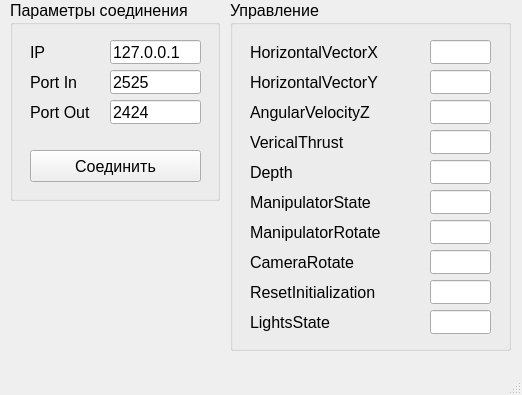
VASoftLab/SevROV, file SevROVAUVEmulator/mainwindow.ui: the form before one commit.
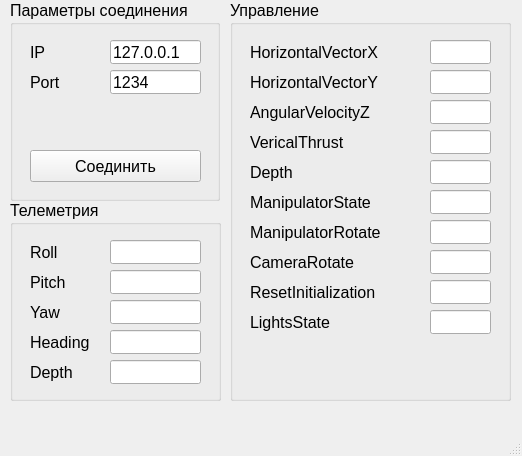
The form after the commit.

The edit to the form file:
```diff
--- a/SevROVAUVEmulator/mainwindow.ui
+++ b/SevROVAUVEmulator/mainwindow.ui
@@ -7,7 +7,7 @@
     <x>0</x>
     <y>0</y>
     <width>522</width>
-    <height>395</height>
+    <height>456</height>
    </rect>
   </property>
   <property name="windowTitle">
@@ -54,7 +54,7 @@
       </rect>
      </property>
      <property name="text">
-      <string>2525</string>
+      <string>1234</string>
      </property>
     </widget>
     <widget class="QLabel" name="labelIP">
@@ -80,7 +80,7 @@
       </rect>
      </property>
      <property name="text">
-      <string>Port In</string>
+      <string>Port</string>
      </property>
     </widget>
     <widget class="QPushButton" name="pushButtonConnect">
@@ -96,32 +96,6 @@
       <string>Соединить</string>
      </property>
     </widget>
-    <widget class="QLabel" name="labelPortOut">
-     <property name="geometry">
-      <rect>
-       <x>20</x>
-       <y>104</y>
-       <width>61</width>
-       <height>16</height>
-      </rect>
-     </property>
-     <property name="text">
-      <string>Port Out</string>
-     </property>
-    </widget>
-    <widget class="QLineEdit" name="edPortOut">
-     <property name="geometry">
-      <rect>
-       <x>100</x>
-       <y>100</y>
-       <width>91</width>
-       <height>24</height>
-      </rect>
-     </property>
-     <property name="text">
-      <string>2424</string>
-     </property>
-    </widget>
    </widget>
    <widget class="QGroupBox" name="gbControl">
     <property name="geometry">
@@ -129,7 +103,7 @@
       <x>230</x>
       <y>0</y>
       <width>281</width>
-      <height>351</height>
+      <height>401</height>
      </rect>
     </property>
     <property name="font">
@@ -501,6 +475,204 @@
      </property>
     </widget>
    </widget>
+   <widget class="QGroupBox" name="gbTelemetry">
+    <property name="geometry">
+     <rect>
+      <x>10</x>
+      <y>200</y>
+      <width>211</width>
+      <height>201</height>
+     </rect>
+    </property>
+    <property name="font">
+     <font>
+      <pointsize>12</pointsize>
+     </font>
+    </property>
+    <property name="title">
+     <string>Телеметрия</string>
+    </property>
+    <widget class="QLineEdit" name="edRoll">
+     <property name="geometry">
+      <rect>
+       <x>100</x>
+       <y>40</y>
+       <width>91</width>
+       <height>24</height>
+      </rect>
+     </property>
+     <property name="font">
+      <font>
+       <pointsize>12</pointsize>
+      </font>
+     </property>
+     <property name="alignment">
+      <set>Qt::AlignRight|Qt::AlignTrailing|Qt::AlignVCenter</set>
+     </property>
+    </widget>
+    <widget class="QLabel" name="lbRoll">
+     <property name="geometry">
+      <rect>
+       <x>20</x>
+       <y>40</y>
+       <width>71</width>
+       <height>24</height>
+      </rect>
+     </property>
+     <property name="font">
+      <font>
+       <pointsize>12</pointsize>
+      </font>
+     </property>
+     <property name="text">
+      <string>Roll</string>
+     </property>
+    </widget>
+    <widget class="QLineEdit" name="edPitch">
+     <property name="geometry">
+      <rect>
+       <x>100</x>
+       <y>70</y>
+       <width>91</width>
+       <height>24</height>
+      </rect>
+     </property>
+     <property name="font">
+      <font>
+       <pointsize>12</pointsize>
+      </font>
+     </property>
+     <property name="alignment">
+      <set>Qt::AlignRight|Qt::AlignTrailing|Qt::AlignVCenter</set>
+     </property>
+    </widget>
+    <widget class="QLabel" name="lbPitch">
+     <property name="geometry">
+      <rect>
+       <x>20</x>
+       <y>70</y>
+       <width>71</width>
+       <height>24</height>
+      </rect>
+     </property>
+     <property name="font">
+      <font>
+       <pointsize>12</pointsize>
+      </font>
+     </property>
+     <property name="text">
+      <string>Pitch</string>
+     </property>
+    </widget>
+    <widget class="QLabel" name="lbYaw">
+     <property name="geometry">
+      <rect>
+       <x>20</x>
+       <y>100</y>
+       <width>71</width>
+       <height>24</height>
+      </rect>
+     </property>
+     <property name="font">
+      <font>
+       <pointsize>12</pointsize>
+      </font>
+     </property>
+     <property name="text">
+      <string>Yaw</string>
+     </property>
+    </widget>
+    <widget class="QLineEdit" name="edYaw">
+     <property name="geometry">
+      <rect>
+       <x>100</x>
+       <y>100</y>
+       <width>91</width>
+       <height>24</height>
+      </rect>
+     </property>
+     <property name="font">
+      <font>
+       <pointsize>12</pointsize>
+      </font>
+     </property>
+     <property name="alignment">
+      <set>Qt::AlignRight|Qt::AlignTrailing|Qt::AlignVCenter</set>
+     </property>
+    </widget>
+    <widget class="QLabel" name="lbHeading">
+     <property name="geometry">
+      <rect>
+       <x>20</x>
+       <y>130</y>
+       <width>71</width>
+       <height>24</height>
+      </rect>
+     </property>
+     <property name="font">
+      <font>
+       <pointsize>12</pointsize>
+      </font>
+     </property>
+     <property name="text">
+      <string>Heading</string>
+     </property>
+    </widget>
+    <widget class="QLineEdit" name="edHeading">
+     <property name="geometry">
+      <rect>
+       <x>100</x>
+       <y>130</y>
+       <width>91</width>
+       <height>24</height>
+      </rect>
+     </property>
+     <property name="font">
+      <font>
+       <pointsize>12</pointsize>
+      </font>
+     </property>
+     <property name="alignment">
+      <set>Qt::AlignRight|Qt::AlignTrailing|Qt::AlignVCenter</set>
+     </property>
+    </widget>
+    <widget class="QLabel" name="lbDepthAUV">
+     <property name="geometry">
+      <rect>
+       <x>20</x>
+       <y>160</y>
+       <width>71</width>
+       <height>24</height>
+      </rect>
+     </property>
+     <property name="font">
+      <font>
+       <pointsize>12</pointsize>
+      </font>
+     </property>
+     <property name="text">
+      <string>Depth</string>
+     </property>
+    </widget>
+    <widget class="QLineEdit" name="edDepthAUV">
+     <property name="geometry">
+      <rect>
+       <x>100</x>
+       <y>160</y>
+       <width>91</width>
+       <height>24</height>
+      </rect>
+     </property>
+     <property name="font">
+      <font>
+       <pointsize>12</pointsize>
+      </font>
+     </property>
+     <property name="alignment">
+      <set>Qt::AlignRight|Qt::AlignTrailing|Qt::AlignVCenter</set>
+     </property>
+    </widget>
+   </widget>
   </widget>
   <widget class="QMenuBar" name="menubar">
    <property name="geometry">
```
Left out of the diff: 4 changed lines with no effect on the pictures.
